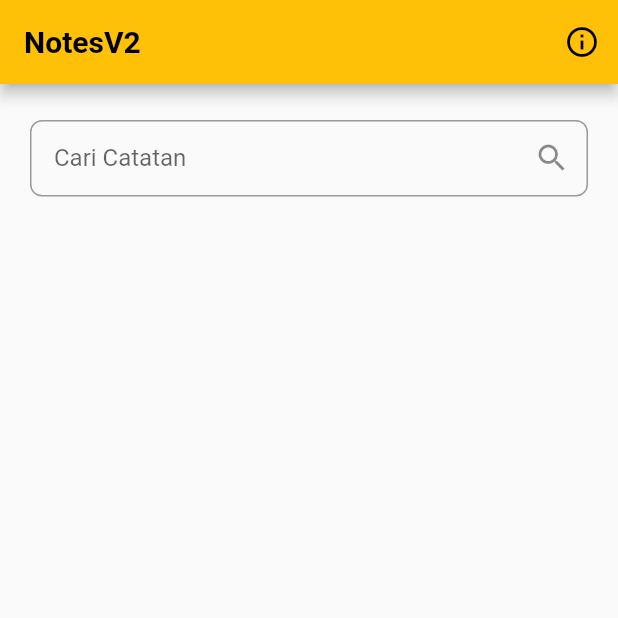
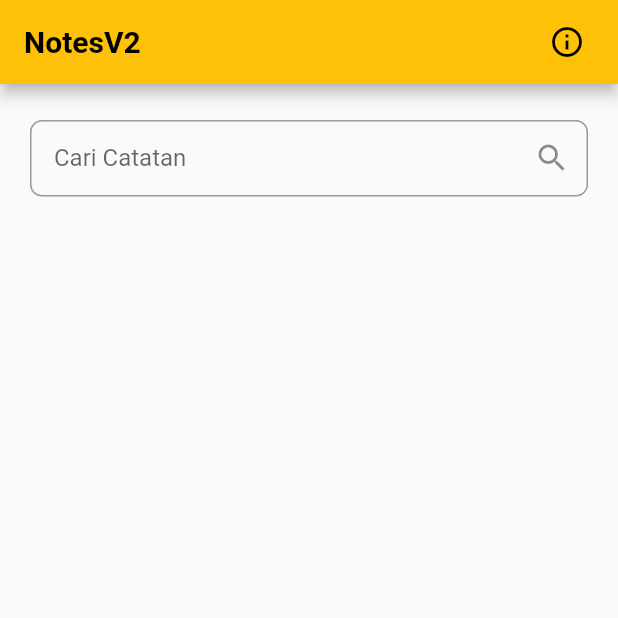
Before and after one commit to agreytosira/notes_flutter, a Flutter app: the screen it shows after launch, on a phone screen of 412 x 824 dp, the top half of it. Run offline on Flutter 3.47's test engine with Material 2 defaults, Android fonts, the light colour scheme and no system bars; network calls fail.

Commit message:
decrease appbar button padding right

```diff
--- a/lib/screens/notes_edit_page.dart
+++ b/lib/screens/notes_edit_page.dart
@@ -173,7 +173,7 @@ class _NotesEditPageState extends State<NotesEditPage> {
         title: const Text('Ubah Catatan'),
         actions: [
           Container(
-            padding: const EdgeInsets.only(right: 20),
+            padding: const EdgeInsets.only(right: 10),
             child: IconButton(
               onPressed: () {
                 showDialog(
--- a/lib/screens/notes_page.dart
+++ b/lib/screens/notes_page.dart
@@ -147,8 +147,9 @@ class _NotesPageState extends State<NotesPage> {
           ),
         ),
         actions: [
-          // IconButton yang menampilkan pop up about us saat ditekan
-          IconButton(
+          Container(
+            padding: const EdgeInsets.only(right: 10),
+            child: IconButton(
               onPressed: () {
                 showDialog(
                   context: context,
@@ -170,6 +171,7 @@ class _NotesPageState extends State<NotesPage> {
                 );
               },
               icon: const Icon(Icons.info_outline),
+            ),
           ),
         ],
       ),
```
Lines whose indentation alone changed are shown as unchanged.
